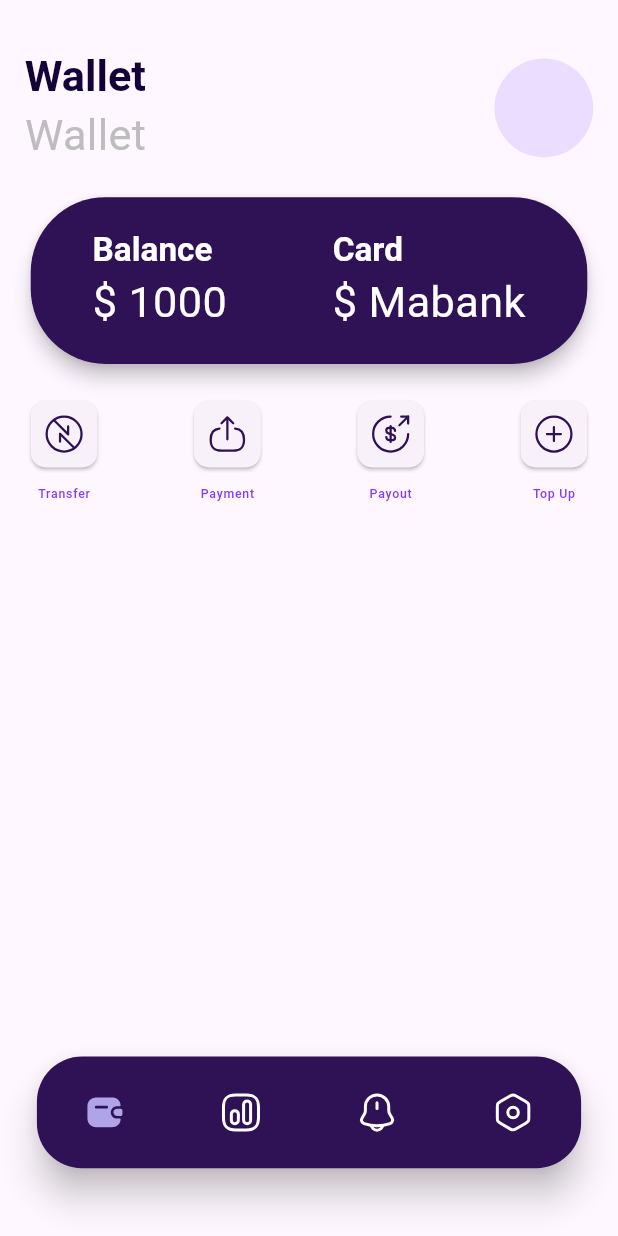
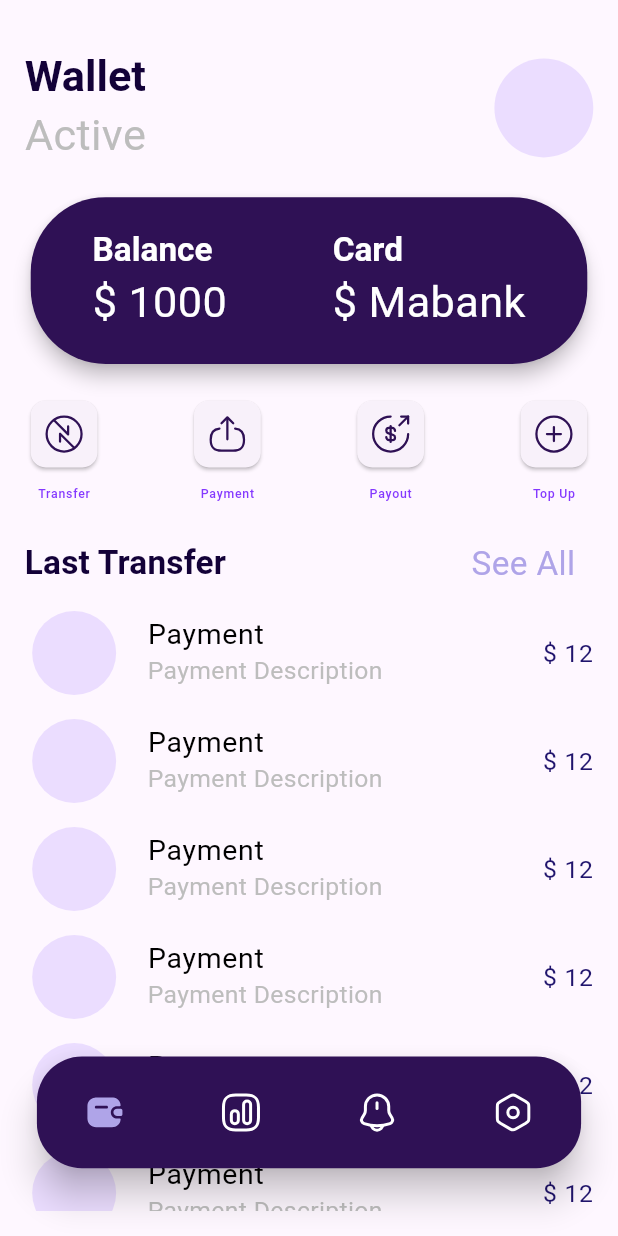
Before and after one commit to an90ass/Wallet-App, a Flutter app: the Home screen opened by its route, on a phone screen of 412 x 824 dp. Run offline on Flutter 3.47's test engine with Material 3 defaults, Android fonts, the phone set to English and light mode, and no system bars; our stand-ins replace flutter_svg.

```diff
--- a/wallet/lib/config/routes/app_router.dart
+++ b/wallet/lib/config/routes/app_router.dart
@@ -1,7 +1,11 @@
 // import 'package:flutter/material.dart';
+
+// import 'dart:js';
 
 import 'package:flutter/material.dart';
 import 'package:wallet/features/auth/views/sign_up.dart';
+import 'package:wallet/features/card/views/card_detail.dart';
+import 'package:wallet/features/card/views/add_card.dart';
 import 'package:wallet/features/home/views/views/home.dart';
 import '../../features/auth/views/sign_in.dart';
 import 'route_name.dart';
@@ -17,8 +21,12 @@ class AppRouter{
           return MaterialPageRoute(builder: (context)=> Home());
       case RouteNames.signUp:
           return MaterialPageRoute(builder: (context)=> SignUp());
+      case RouteNames.addCard:
+      return MaterialPageRoute(builder: (context)=>AddCard());
+      case RouteNames.cardDetail:
+      return MaterialPageRoute(builder: (context)=>CardDetail());
 
-       default:
+      default:
         return MaterialPageRoute(builder: (_) =>  SignIn());
     }
 
--- a/wallet/lib/config/routes/route_name.dart
+++ b/wallet/lib/config/routes/route_name.dart
@@ -2,5 +2,8 @@ class RouteNames {
   static const String signIn = '/sign-in';
   static const String signUp = '/sign-up';
   static const String home = '/home';
+  static const String addCard = '/add-card';
+    static const String cardDetail = '/card-detail';
+
 
 }
--- a/wallet/lib/features/home/views/views/home.dart
+++ b/wallet/lib/features/home/views/views/home.dart
@@ -31,9 +31,10 @@ class _HomeState extends State<Home> {
   @override
   Widget build(BuildContext context) {
     return Scaffold(
-        body: Center(
-          child: _widgetOptions.elementAt(_selectedIndex),
-        ),
+      extendBody: true,
+        body:
+         _widgetOptions.elementAt(_selectedIndex),
+
         bottomNavigationBar: Padding(
           padding: EdgeInsets.symmetric(horizontal: context.dynamicWidth(0.05)),
           child: BottomAppBar(
--- a/wallet/lib/features/wallet/views/wallet.dart
+++ b/wallet/lib/features/wallet/views/wallet.dart
@@ -4,6 +4,7 @@ import 'package:flutter/material.dart';
 import 'package:flutter_svg/flutter_svg.dart';
 import 'package:wallet/config/extensions/context_extension.dart';
 import 'package:wallet/config/items/app_colors.dart';
+import 'package:wallet/config/routes/route_name.dart';
 import 'package:wallet/config/utility/enums/image_enum.dart';
 
 class Wallet extends StatelessWidget {
@@ -44,12 +45,15 @@ class Wallet extends StatelessWidget {
                     ],
                   ),
                 ),
-              Card(
+                GestureDetector(
+                  onTap: () => Navigator.pushNamed(context, RouteNames.cardDetail),
+                  child: Card(
                     elevation: 5,
                     color: AppColors.containerColor,
                     shape: RoundedRectangleBorder(
                         borderRadius: BorderRadius.circular(50)),
                     child: builCardInfo(context),
+                  ),
                 ),
                 Padding(
                   padding: context.paddingVerticalDefault,
@@ -62,10 +66,66 @@ class Wallet extends StatelessWidget {
                       );
                     }).toList(),
                   ),
-              )
+                ),
+                Row(
+                  mainAxisAlignment: MainAxisAlignment.spaceBetween,
+                  children: [
+                    Text(
+                      "Last Transfer",
+                      style: context.textTheme.titleMedium?.copyWith(
+                          color: AppColors.titleColor,
+                          fontWeight: FontWeight.bold,
+                          fontSize: context.dynamicHeight(0.027)),
+                    ),
+                    TextButton(
+                      onPressed: () {},
+                      child: Text(
+                        "See All",
+                        style: context.textTheme.bodyMedium?.copyWith(
+                            color: AppColors.lightPurpleColor,
+                            fontSize: context.dynamicHeight(0.027)),
+                      ),
+                    ),
+                  ],
+                ),
+                Expanded(
+                  child: ListView.builder(
+                    itemCount: 20,
+                    itemBuilder: (BuildContext context, int index) {
+                      return ListTile(
+                        contentPadding: EdgeInsets.zero,
+                        title: Text(
+                          "Payment",
+                          style: context.textTheme.labelMedium?.copyWith(
+                              color: AppColors.blackColor,
+                              fontSize: context.dynamicHeight(0.023),
+                              fontWeight: FontWeight.w400),
+                        ),
+                        subtitle: Text(
+                          "Payment Description",
+                          style: context.textTheme.bodyMedium?.copyWith(
+                              color: AppColors.subtitleColor,
+                              fontSize: context.dynamicHeight(0.02),
+                              fontWeight: FontWeight.w400),
+                        ),
+                        trailing: Text(
+                          "\$ 12",
+                          style: context.textTheme.labelMedium?.copyWith(
+                              color: AppColors.darkBlueColor,
+                              fontSize: context.dynamicHeight(0.02),
+                              fontWeight: FontWeight.w400),
+                        ),
+                        leading: CircleAvatar(
+                          radius: context.dynamicWidth(0.08),
+                        ),
+                      );
+                    },
+                  ),
+                ),
               ],
             )),
-    ));
+      ),
+    );
   }
 
   Column buildTiteleAndSubTitel(BuildContext context) {
@@ -80,7 +140,7 @@ class Wallet extends StatelessWidget {
               fontSize: context.dynamicHeight(0.035)),
         ),
         Text(
-          "Wallet",
+          "Active",
           style: context.textTheme.bodyMedium?.copyWith(
               color: AppColors.subtitleColor,
               fontSize: context.dynamicHeight(0.035)),
@@ -170,7 +230,7 @@ class QuickMenuItem extends StatelessWidget {
         Padding(
           padding: context.paddingTopLow,
           child: Text(
-            title, // استخدام العنوان
+            title,
             style: context.textTheme.labelMedium?.copyWith(
               color: AppColors.extraLightPurple,
               fontSize: context.dynamicWidth(0.02),
```
Also changed, not shown: wallet/lib/features/card/views/add_card.dart (added, +53 -0 lines), wallet/lib/features/card/views/card_detail.dart (added, +114 -0 lines). Lines whose indentation alone changed are shown as unchanged.
